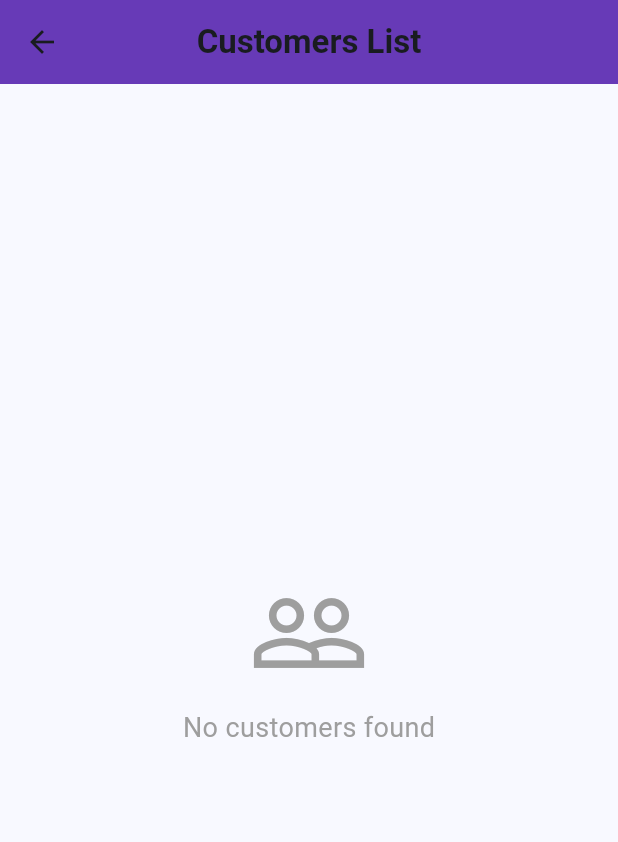
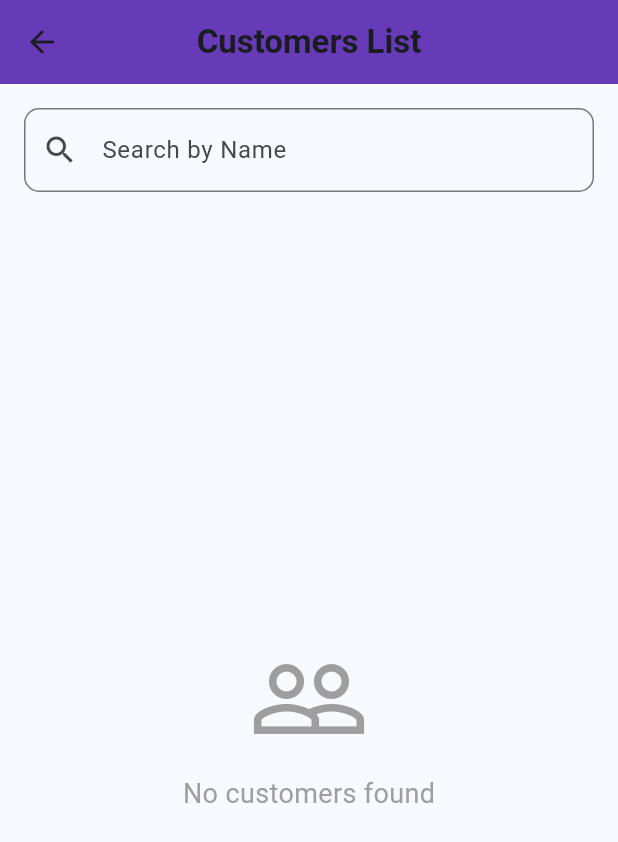
Before and after one commit to chaitanyaj2121/SevaSamruddhiApp, a Flutter app: the DashboardScreen screen opened directly, on a phone screen of 412 x 824 dp. Shown: the top 842 px of the screen. Run offline on Flutter 3.47's test engine with Material 3 defaults, Android fonts, the phone set to English and light mode, and no system bars; our stand-ins replace firebase_core, image_picker; accounts and stored records are empty; network calls fail.

Commit message:
implemented search feature in dashboard screen

```diff
--- a/lib/dashboard_screen.dart
+++ b/lib/dashboard_screen.dart
@@ -11,6 +11,21 @@ class DashboardScreen extends StatefulWidget {
 class _DashboardScreenState extends State<DashboardScreen> {
   List<dynamic> customers = [];
   bool _isLoading = true;
+  TextEditingController _searchController = TextEditingController();
+  List<dynamic> filteredCustomers = [];
+  void _filterCustomers(String query) {
+    setState(() {
+      if (query.isEmpty) {
+        filteredCustomers = List.from(customers); // Reset list when empty
+      } else {
+        filteredCustomers =
+            customers.where((customer) {
+              final name = customer['name']?.toLowerCase() ?? '';
+              return name.contains(query.toLowerCase());
+            }).toList();
+      }
+    });
+  }
 
   @override
   void initState() {
@@ -26,7 +41,10 @@ class _DashboardScreenState extends State<DashboardScreen> {
 
       if (response.statusCode == 200) {
         final data = jsonDecode(response.body);
-        setState(() => customers = data['customers'] ?? []);
+        setState(() {
+          customers = data['customers'] ?? [];
+          filteredCustomers = List.from(customers); // Initialize filtered list
+        });
       }
     } catch (e) {
       print("Error fetching data: $e");
@@ -329,8 +347,29 @@ class _DashboardScreenState extends State<DashboardScreen> {
               ? Center(child: CircularProgressIndicator())
               : RefreshIndicator(
                 onRefresh: _fetchCustomerData,
+                child: Column(
+                  children: [
+                    // Search Bar
+                    Padding(
+                      padding: const EdgeInsets.all(16.0),
+                      child: TextField(
+                        controller: _searchController,
+                        decoration: InputDecoration(
+                          labelText: 'Search by Name',
+                          prefixIcon: Icon(Icons.search),
+                          border: OutlineInputBorder(
+                            borderRadius: BorderRadius.circular(10),
+                          ),
+                        ),
+                        onChanged:
+                            _filterCustomers, // Calls the function on typing
+                      ),
+                    ),
+
+                    // Customers List
+                    Expanded(
                       child:
-                    customers.isEmpty
+                          filteredCustomers.isEmpty
                               ? Center(
                                 child: Column(
                                   mainAxisAlignment: MainAxisAlignment.center,
@@ -353,9 +392,9 @@ class _DashboardScreenState extends State<DashboardScreen> {
                               )
                               : ListView.builder(
                                 padding: EdgeInsets.all(16),
-                          itemCount: customers.length,
+                                itemCount: filteredCustomers.length,
                                 itemBuilder: (context, index) {
-                            final customer = customers[index];
+                                  final customer = filteredCustomers[index];
                                   return Card(
                                     margin: const EdgeInsets.symmetric(
                                       horizontal: 16,
@@ -368,7 +407,8 @@ class _DashboardScreenState extends State<DashboardScreen> {
                                     child: Padding(
                                       padding: const EdgeInsets.all(16),
                                       child: Column(
-                                  crossAxisAlignment: CrossAxisAlignment.start,
+                                        crossAxisAlignment:
+                                            CrossAxisAlignment.start,
                                         children: [
                                           Row(
                                             crossAxisAlignment:
@@ -382,7 +422,8 @@ class _DashboardScreenState extends State<DashboardScreen> {
                                                           customer['customerImage']['url'],
                                                         )
                                                         : null,
-                                          backgroundColor: Colors.grey[300],
+                                                backgroundColor:
+                                                    Colors.grey[300],
                                                 radius: 30,
                                                 child:
                                                     customer['customerImage']?['url'] ==
@@ -401,19 +442,23 @@ class _DashboardScreenState extends State<DashboardScreen> {
                                                       CrossAxisAlignment.start,
                                                   children: [
                                                     Text(
-                                                customer['name'] ?? 'Unknown',
+                                                      customer['name'] ??
+                                                          'Unknown',
                                                       style: const TextStyle(
                                                         fontSize: 18,
-                                                  fontWeight: FontWeight.bold,
+                                                        fontWeight:
+                                                            FontWeight.bold,
                                                       ),
-                                                overflow: TextOverflow.ellipsis,
+                                                      overflow:
+                                                          TextOverflow.ellipsis,
                                                     ),
                                                     const SizedBox(height: 8),
                                                     Text(
                                                       "Fees Paid: ₹${customer['feesPaid'] ?? 0}",
                                                       style: TextStyle(
                                                         fontSize: 14,
-                                                  fontWeight: FontWeight.w500,
+                                                        fontWeight:
+                                                            FontWeight.w500,
                                                         color: Colors.green,
                                                       ),
                                                     ),
@@ -422,7 +467,8 @@ class _DashboardScreenState extends State<DashboardScreen> {
                                                       "Fees Remaining: ₹${2300 - (customer['feesPaid'] ?? 0)}",
                                                       style: TextStyle(
                                                         fontSize: 14,
-                                                  fontWeight: FontWeight.w500,
+                                                        fontWeight:
+                                                            FontWeight.w500,
                                                       ),
                                                     ),
                                                     const SizedBox(height: 8),
@@ -438,7 +484,8 @@ class _DashboardScreenState extends State<DashboardScreen> {
                                               ),
                                               PopupMenuButton<String>(
                                                 onSelected:
-                                              (value) => _onMenuItemSelected(
+                                                    (value) =>
+                                                        _onMenuItemSelected(
                                                           value,
                                                           customer,
                                                         ),
@@ -467,6 +514,9 @@ class _DashboardScreenState extends State<DashboardScreen> {
                                 },
                               ),
                     ),
+                  ],
+                ),
+              ),
     );
   }
 }
```
Lines whose indentation alone changed are shown as unchanged.
